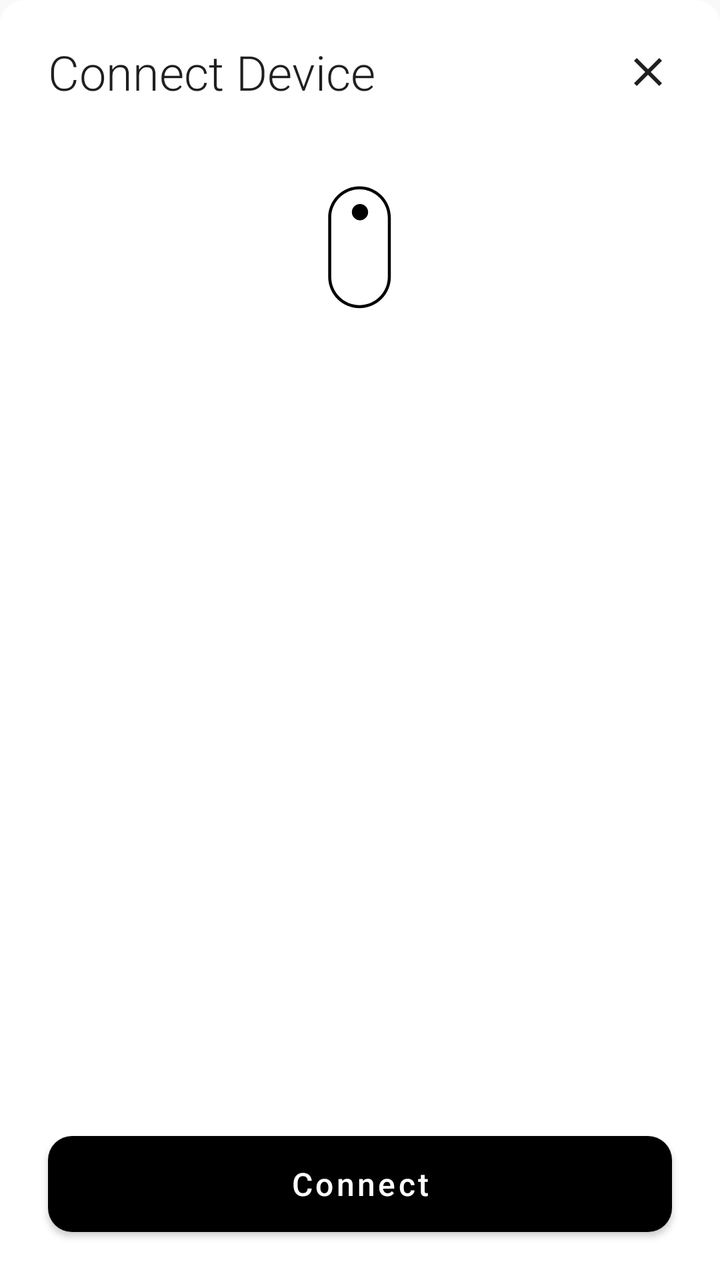
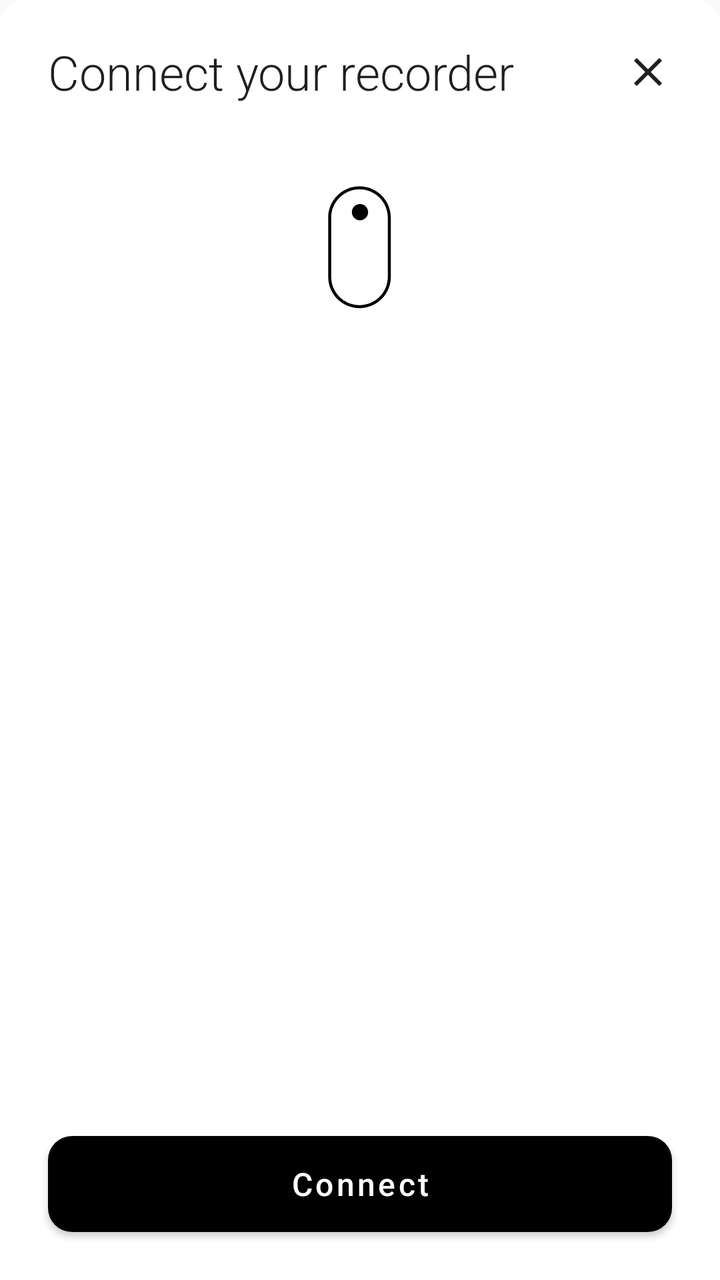

Before-and-after screenshots of an Android layout around one commit, followed by the original layout XML and the change that was made.
<!-- AndroidManifest.xml: application theme Theme.PlaudBridge -->
<!-- res/layout/fragment_device_connect.xml -->
<?xml version="1.0" encoding="utf-8"?>
<LinearLayout xmlns:android="http://schemas.android.com/apk/res/android"
    xmlns:app="http://schemas.android.com/apk/res-auto"
    android:layout_width="match_parent"
    android:layout_height="378dp"
    android:background="@drawable/bg_bottom_sheet"
    android:orientation="vertical"
    android:paddingTop="16dp">

    
    <FrameLayout
        android:layout_width="match_parent"
        android:layout_height="wrap_content"
        android:paddingStart="24dp"
        android:paddingEnd="16dp">

        <TextView
            android:id="@+id/sheetTitle"
            android:layout_width="wrap_content"
            android:layout_height="wrap_content"
            android:layout_gravity="start|center_vertical"
            android:fontFamily="sans-serif-light"
            android:text="@string/connect_device"
            android:textColor="@color/text_primary"
            android:textSize="24sp" />

        <ImageButton
            android:id="@+id/closeButton"
            android:layout_width="40dp"
            android:layout_height="40dp"
            android:layout_gravity="end|center_vertical"
            android:background="?attr/selectableItemBackgroundBorderless"
            android:contentDescription="Close"
            android:src="@drawable/ic_close"
            android:tint="@color/text_primary" />
    </FrameLayout>

    
    <ImageView
        android:id="@+id/deviceIcon"
        android:layout_width="88dp"
        android:layout_height="88dp"
        android:layout_gravity="center_horizontal"
        android:layout_marginTop="24dp"
        android:contentDescription="Device"
        android:src="@drawable/icon_notepin" />

    
    <TextView
        android:id="@+id/deviceNameLabel"
        android:layout_width="wrap_content"
        android:layout_height="wrap_content"
        android:layout_gravity="center_horizontal"
        android:layout_marginTop="16dp"
        android:fontFamily="sans-serif-light"
        android:textColor="@color/text_primary"
        android:textSize="20sp"
        android:text="" />

    
    <TextView
        android:id="@+id/deviceSnLabel"
        android:layout_width="wrap_content"
        android:layout_height="wrap_content"
        android:layout_gravity="center_horizontal"
        android:layout_marginTop="4dp"
        android:fontFamily="sans-serif"
        android:textColor="@color/text_secondary"
        android:textSize="14sp"
        android:text="" />

    
    <LinearLayout
        android:id="@+id/dotsContainer"
        android:layout_width="wrap_content"
        android:layout_height="wrap_content"
        android:layout_gravity="center_horizontal"
        android:layout_marginTop="16dp"
        android:orientation="horizontal"
        android:visibility="gone" />

    
    <LinearLayout
        android:id="@+id/connectingRow"
        android:layout_width="wrap_content"
        android:layout_height="wrap_content"
        android:layout_gravity="center_horizontal"
        android:layout_marginTop="16dp"
        android:gravity="center_vertical"
        android:orientation="horizontal"
        android:visibility="gone">

        <ProgressBar
            android:layout_width="16dp"
            android:layout_height="16dp"
            android:indeterminate="true" />

        <TextView
            android:layout_width="wrap_content"
            android:layout_height="wrap_content"
            android:layout_marginStart="8dp"
            android:fontFamily="sans-serif"
            android:text="@string/connecting"
            android:textColor="@color/text_secondary"
            android:textSize="14sp" />
    </LinearLayout>

    <View
        android:layout_width="0dp"
        android:layout_height="0dp"
        android:layout_weight="1" />

    
    <Button
        android:id="@+id/connectButton"
        android:layout_width="match_parent"
        android:layout_height="48dp"
        android:layout_marginStart="24dp"
        android:layout_marginEnd="24dp"
        android:layout_marginBottom="24dp"
        android:background="@drawable/bg_primary_button"
        app:backgroundTint="@null"
        android:fontFamily="sans-serif-medium"
        android:text="@string/connect"
        android:textAllCaps="false"
        android:textColor="@color/white"
        android:textSize="16sp" />

</LinearLayout>
<!-- resources referenced by this layout -->
<resources>
  <color name="text_primary">#1F1F1F</color>
  <color name="text_secondary">#A3A3A3</color>
  <color name="white">#FFFFFF</color>
  <!-- drawable bg_bottom_sheet (drawable) -->
  <?xml version="1.0" encoding="utf-8"?>
  <shape xmlns:android="http://schemas.android.com/apk/res/android"
      android:shape="rectangle">
      <solid android:color="@color/white" />
      <corners
          android:topLeftRadius="12dp"
          android:topRightRadius="12dp" />
  </shape>
  <!-- drawable bg_primary_button (drawable) -->
  <?xml version="1.0" encoding="utf-8"?>
  <shape xmlns:android="http://schemas.android.com/apk/res/android"
      android:shape="rectangle">
      <solid android:color="@color/black" />
      <corners android:radius="12dp" />
  </shape>
  <!-- drawable ic_close (drawable) -->
  <?xml version="1.0" encoding="utf-8"?>
  <vector xmlns:android="http://schemas.android.com/apk/res/android"
      android:width="24dp"
      android:height="24dp"
      android:viewportWidth="24"
      android:viewportHeight="24"
      android:tint="?attr/colorControlNormal">
      <path
          android:fillColor="@android:color/white"
          android:pathData="M19,6.41L17.59,5 12,10.59 6.41,5 5,6.41 10.59,12 5,17.59 6.41,19 12,13.41 17.59,19 19,17.59 13.41,12z" />
  </vector>
  <!-- drawable icon_notepin (drawable) -->
  <?xml version="1.0" encoding="utf-8"?>
  <vector xmlns:android="http://schemas.android.com/apk/res/android"
      android:width="88dp" android:height="88dp"
      android:viewportWidth="88.0" android:viewportHeight="88.0">
      <path
          android:pathData="M43.7598 13.1836C52.406 13.1838 59.415 20.1935 59.415 28.8398V58.4277C59.4149 67.0739 52.4059 74.0837 43.7598 74.084C35.1134 74.084 28.1037 67.0741 28.1035 58.4277V28.8398C28.1035 20.1934 35.1133 13.1836 43.7598 13.1836ZM43.7598 14.6836C35.9417 14.6836 29.6035 21.0218 29.6035 28.8398V58.4277C29.6037 66.2456 35.9418 72.584 43.7598 72.584C51.5775 72.5837 57.9149 66.2455 57.915 58.4277V28.8398C57.915 21.022 51.5776 14.6838 43.7598 14.6836ZM44.001 22C46.2461 22 48.0664 23.8203 48.0664 26.0654C48.0663 28.3105 46.2461 30.1309 44.001 30.1309C41.7559 30.1308 39.9357 28.3105 39.9355 26.0654C39.9355 23.8203 41.7559 22.0001 44.001 22Z"
          android:fillColor="#FF000000" />
  </vector>
  <string name="connect">Connect</string>
  <string name="connect_device">Connect Device</string>
  <string name="connecting">Connecting...</string>
  <style name="Theme.PlaudBridge" parent="Theme.MaterialComponents.Light.NoActionBar">
          <item name="colorPrimary">#1F1F1F</item>
          <item name="colorPrimaryVariant">#1F1F1F</item>
          <item name="colorOnPrimary">#FFFFFF</item>
          <item name="colorSecondary">#6CAE85</item>
          <item name="colorOnSecondary">#FFFFFF</item>
          <item name="android:windowBackground">@color/bg_primary</item>
          <item name="android:statusBarColor">@color/bg_primary</item>
          <item name="android:windowLightStatusBar">true</item>
          <item name="windowActionBar">false</item>
          <item name="windowNoTitle">true</item>
      </style>
  <color name="black">#000000</color>
  <color name="bg_primary">#F9F9F9</color>
</resources>

<!-- the commit's change to res/layout/fragment_device_connect.xml (unified diff, before → after) -->
@@ -30,7 +30,7 @@
             android:layout_height="40dp"
             android:layout_gravity="end|center_vertical"
             android:background="?attr/selectableItemBackgroundBorderless"
-            android:contentDescription="Close"
+            android:contentDescription="@string/cd_close"
             android:src="@drawable/ic_close"
             android:tint="@color/text_primary" />
     </FrameLayout>
@@ -42,7 +42,7 @@
         android:layout_height="88dp"
         android:layout_gravity="center_horizontal"
         android:layout_marginTop="24dp"
-        android:contentDescription="Device"
+        android:contentDescription="@null"
         android:src="@drawable/icon_notepin" />
 
     
<!-- resource entries referenced after the edit -->
@@ -40,9 +40,10 @@
           android:pathData="M43.7598 13.1836C52.406 13.1838 59.415 20.1935 59.415 28.8398V58.4277C59.4149 67.0739 52.4059 74.0837 43.7598 74.084C35.1134 74.084 28.1037 67.0741 28.1035 58.4277V28.8398C28.1035 20.1934 35.1133 13.1836 43.7598 13.1836ZM43.7598 14.6836C35.9417 14.6836 29.6035 21.0218 29.6035 28.8398V58.4277C29.6037 66.2456 35.9418 72.584 43.7598 72.584C51.5775 72.5837 57.9149 66.2455 57.915 58.4277V28.8398C57.915 21.022 51.5776 14.6838 43.7598 14.6836ZM44.001 22C46.2461 22 48.0664 23.8203 48.0664 26.0654C48.0663 28.3105 46.2461 30.1309 44.001 30.1309C41.7559 30.1308 39.9357 28.3105 39.9355 26.0654C39.9355 23.8203 41.7559 22.0001 44.001 22Z"
           android:fillColor="#FF000000" />
   </vector>
+  <string name="cd_close">Close</string>
   <string name="connect">Connect</string>
-  <string name="connect_device">Connect Device</string>
-  <string name="connecting">Connecting...</string>
+  <string name="connect_device">Connect your recorder</string>
+  <string name="connecting">Connecting…</string>
   <style name="Theme.PlaudBridge" parent="Theme.MaterialComponents.Light.NoActionBar">
           <item name="colorPrimary">#1F1F1F</item>
           <item name="colorPrimaryVariant">#1F1F1F</item>
